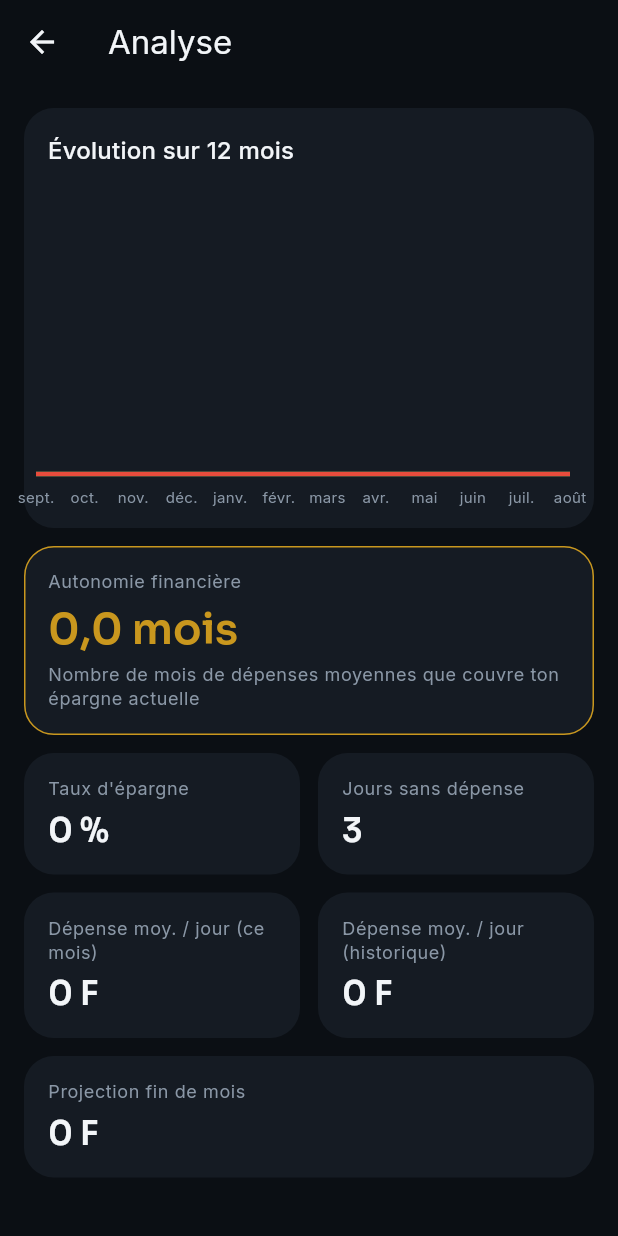
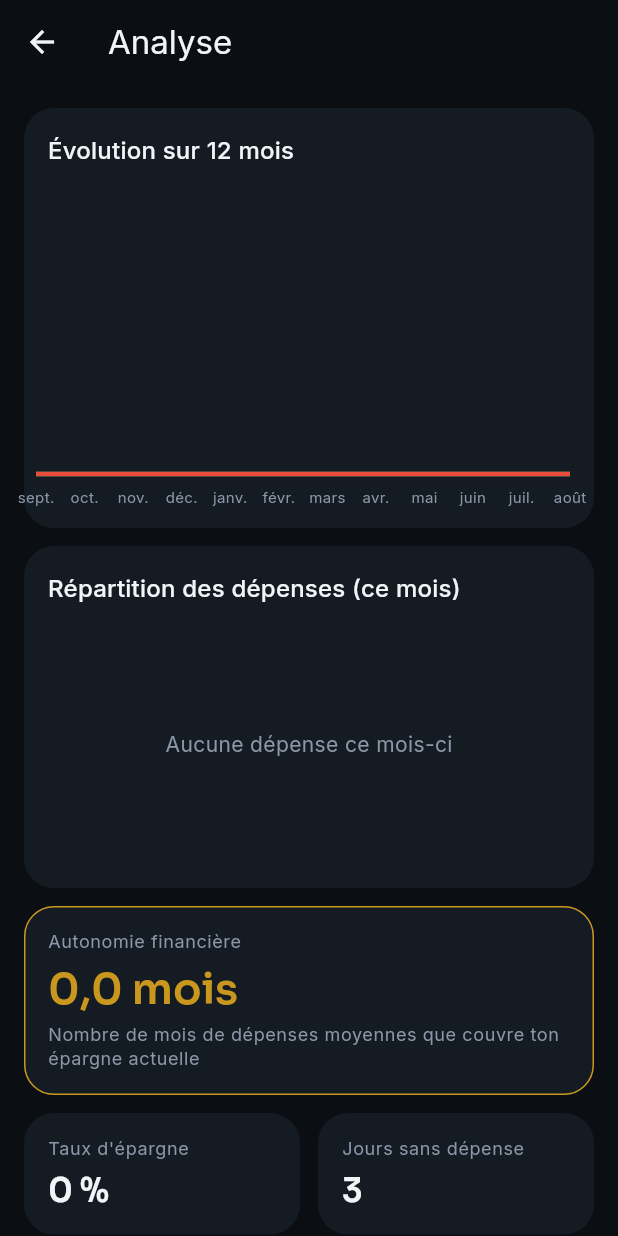
Before and after one commit to Phnix01/koudi_na, a Flutter app: the AnalyseScreen screen opened directly, on a phone screen of 412 x 824 dp. Run offline on Flutter 3.47's test engine with Material 3 defaults, Android fonts, the phone set to English and light mode, and no system bars; drawn by our look-alikes of fl_chart; our stand-ins replace csv, flutter_riverpod, google_fonts, hive_ce, hive_ce_flutter, phosphor_flutter and 1 more; accounts and stored records are empty; statements that could not run were skipped.

Commit message:
feat: Ajouter la répartition des dépenses et le graphique associé à l'écran d'analyse

```diff
--- /dev/null
+++ b/lib/logic/services/repartition_categories.dart
@@ -0,0 +1,45 @@
+import '../../data/models/categorie.dart';
+import '../../data/models/transaction.dart';
+import '../../data/models/type_mouvement.dart';
+
+/// Le poids d'une catégorie dans les dépenses du mois (section 5.1).
+typedef PartCategorie = ({Categorie categorie, int montant, double part});
+
+/// Dépenses du mois groupées par catégorie, triées de la plus grosse à
+/// la plus petite. Fonction pure — aucun accès à Hive ici.
+List<PartCategorie> calculerRepartitionDepenses(
+  List<Transaction> transactions,
+  List<Categorie> categories, {
+  DateTime? maintenant,
+}) {
+  final reference = maintenant ?? DateTime.now();
+  final categorieParId = {for (final c in categories) c.id: c};
+
+  final montantsParCategorie = <String, int>{};
+  var total = 0;
+  for (final transaction in transactions) {
+    final memeMois =
+        transaction.date.year == reference.year &&
+        transaction.date.month == reference.month;
+    if (!memeMois || transaction.type != TypeMouvement.depense) continue;
+    montantsParCategorie[transaction.categorieId] =
+        (montantsParCategorie[transaction.categorieId] ?? 0) +
+        transaction.montant;
+    total += transaction.montant;
+  }
+
+  final resultat = <PartCategorie>[];
+  montantsParCategorie.forEach((categorieId, montant) {
+    final categorie = categorieParId[categorieId];
+    if (categorie == null) {
+      return; // catégorie introuvable : ignorée du graphique
+    }
+    resultat.add((
+      categorie: categorie,
+      montant: montant,
+      part: total > 0 ? montant / total : 0,
+    ));
+  });
+  resultat.sort((a, b) => b.montant.compareTo(a.montant));
+  return resultat;
+}
--- a/lib/ui/screens/analyse_screen.dart
+++ b/lib/ui/screens/analyse_screen.dart
@@ -7,12 +7,14 @@ import '../../core/utils/formatters.dart';
 import '../../logic/providers/repositories_providers.dart';
 import '../../logic/services/evolution_mensuelle.dart';
 import '../../logic/services/indicateurs_analyse.dart';
+import '../../logic/services/repartition_categories.dart';
 import '../widgets/graphique_evolution_mensuelle.dart';
+import '../widgets/graphique_repartition.dart';
 
 /// Écran C, en construction (section 5) : les indicateurs calculés
-/// (section 5.2) et le premier des sept graphiques (évolution
-/// mensuelle). Les six autres visualisations et les observations
-/// automatiques arriveront dans les étapes suivantes.
+/// (section 5.2) et les deux premiers des sept graphiques (évolution
+/// mensuelle, répartition des dépenses). Les cinq autres visualisations
+/// et les observations automatiques arriveront dans les étapes suivantes.
 class AnalyseScreen extends ConsumerWidget {
   const AnalyseScreen({super.key});
 
@@ -34,6 +36,10 @@ class AnalyseScreen extends ConsumerWidget {
             comptes,
           );
           final evolution = calculerEvolutionMensuelle(toutesLesTransactions);
+          final repartition = calculerRepartitionDepenses(
+            toutesLesTransactions,
+            categories,
+          );
 
           return ListView(
             padding: const EdgeInsets.all(16),
@@ -53,6 +59,23 @@ class AnalyseScreen extends ConsumerWidget {
                       ),
                       const SizedBox(height: 12),
                       GraphiqueEvolutionMensuelle(points: evolution),
+                    ],
+                  ),
+                ),
+              ),
+              const SizedBox(height: 12),
+              Card(
+                child: Padding(
+                  padding: const EdgeInsets.all(16),
+                  child: Column(
+                    crossAxisAlignment: CrossAxisAlignment.start,
+                    children: [
+                      Text(
+                        'Répartition des dépenses (ce mois)',
+                        style: Theme.of(context).textTheme.titleMedium,
+                      ),
+                      const SizedBox(height: 12),
+                      GraphiqueRepartition(parts: repartition),
                     ],
                   ),
                 ),
--- /dev/null
+++ b/lib/ui/widgets/graphique_repartition.dart
@@ -0,0 +1,108 @@
+import 'package:fl_chart/fl_chart.dart';
+import 'package:flutter/material.dart';
+
+import '../../core/theme/app_colors.dart';
+import '../../core/utils/couleur_utils.dart';
+import '../../core/utils/formatters.dart';
+import '../../logic/services/repartition_categories.dart';
+
+/// Graphique 2 de la section 5.1 : anneau des dépenses du mois par
+/// catégorie, avec le total au centre.
+class GraphiqueRepartition extends StatelessWidget {
+  const GraphiqueRepartition({super.key, required this.parts});
+
+  final List<PartCategorie> parts;
+
+  int get _total => parts.fold(0, (somme, part) => somme + part.montant);
+
+  @override
+  Widget build(BuildContext context) {
+    if (parts.isEmpty) {
+      return SizedBox(
+        height: 160,
+        child: Center(
+          child: Text(
+            'Aucune dépense ce mois-ci',
+            style: TextStyle(color: AppColors.textMuted),
+          ),
+        ),
+      );
+    }
+
+    return Column(
+      children: [
+        SizedBox(
+          height: 200,
+          child: Stack(
+            alignment: Alignment.center,
+            children: [
+              PieChart(
+                PieChartData(
+                  sections: [
+                    for (final part in parts)
+                      PieChartSectionData(
+                        value: part.montant.toDouble(),
+                        color: depuisHex(part.categorie.couleurHex),
+                        radius: 34,
+                        showTitle: false,
+                      ),
+                  ],
+                  centerSpaceRadius: 55,
+                  sectionsSpace: 2,
+                ),
+              ),
+              // Le "trou" au centre (centerSpaceRadius) laisse la place
+              // à ce total, superposé par-dessus le graphique via Stack.
+              Column(
+                mainAxisSize: MainAxisSize.min,
+                children: [
+                  const Text(
+                    'Total',
+                    style: TextStyle(color: AppColors.textMuted, fontSize: 12),
+                  ),
+                  Text(
+                    formaterMontant(_total),
+                    style: Theme.of(context).textTheme.displaySmall,
+                  ),
+                ],
+              ),
+            ],
+          ),
+        ),
+        const SizedBox(height: 12),
+        for (final part in parts) _LigneLegende(part: part),
+      ],
+    );
+  }
+}
+
+class _LigneLegende extends StatelessWidget {
+  const _LigneLegende({required this.part});
+
+  final PartCategorie part;
+
+  @override
+  Widget build(BuildContext context) {
+    final couleur = depuisHex(part.categorie.couleurHex);
+    return Padding(
+      padding: const EdgeInsets.symmetric(vertical: 4),
+      child: Row(
+        children: [
+          Container(
+            width: 10,
+            height: 10,
+            decoration: BoxDecoration(color: couleur, shape: BoxShape.circle),
+          ),
+          const SizedBox(width: 8),
+          Expanded(child: Text(part.categorie.libelle)),
+          Text(
+            '${(part.part * 100).round()} %',
+            style: const TextStyle(color: AppColors.textMuted),
+          ),
+          const SizedBox(width: 12),
+          Text(formaterMontant(part.montant)),
+        ],
+      ),
+    );
+  }
+}
```
Also changed, not shown: .claude/settings.json (added).
